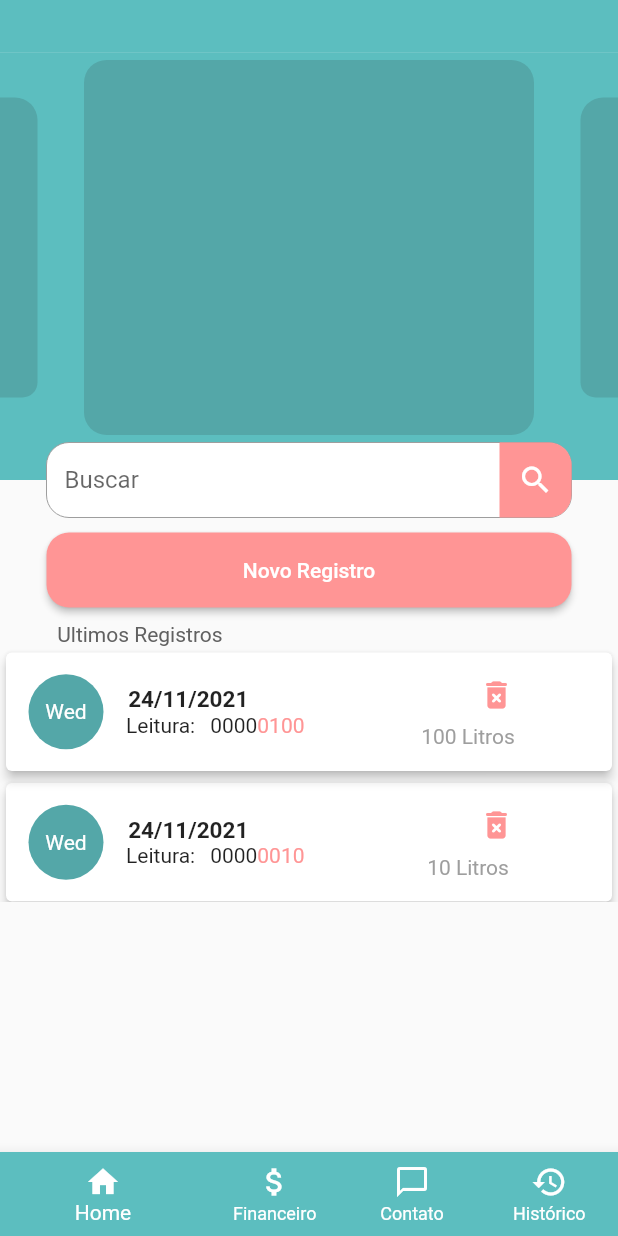
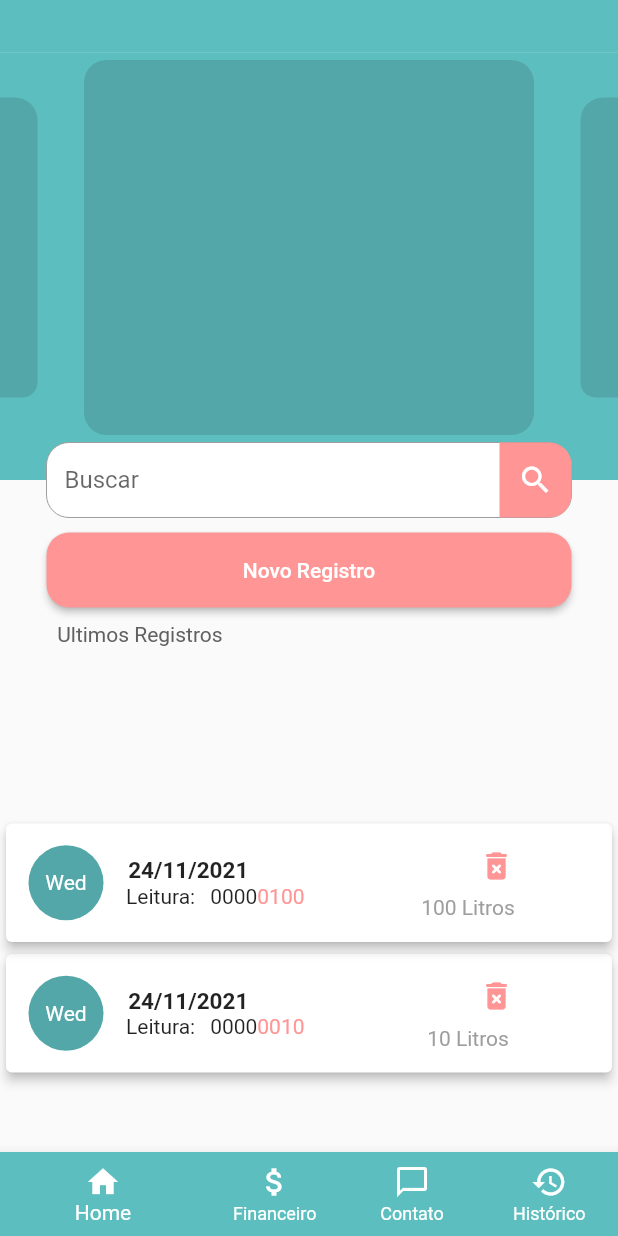
Before and after one commit to Psykhepathos/Agua_App, a Flutter app: the screen it shows after launch, on a phone screen of 412 x 824 dp. Run offline on Flutter 3.47's test engine with Material 2 defaults, Android fonts, the phone set to English and light mode, and no system bars.

Commit message:
Mudança de espaçamento listas

```diff
--- a/lib/components/register_list.dart
+++ b/lib/components/register_list.dart
@@ -16,8 +16,8 @@ class RegisterList extends StatelessWidget {
   @override
   Widget build(BuildContext context) {
     WidgetsBinding.instance!.addPostFrameCallback((_) => _scrollToBottom());
-    return SizedBox(
-      height: 200,
+    return Container(
+      height: 800,
       child: ListView.builder(
         itemCount: registers.length,
         controller: _scrollController,
--- a/lib/pagina_principal.dart
+++ b/lib/pagina_principal.dart
@@ -170,7 +170,7 @@ class _PaginaPrincipalState extends State<PaginaPrincipal> {
                   ),
                 ),
                 Container(
-                    height: 170,
+                    height: 288,
                     alignment: Alignment.topCenter,
                     child: RegisterList(_registers)),
               ],
```
